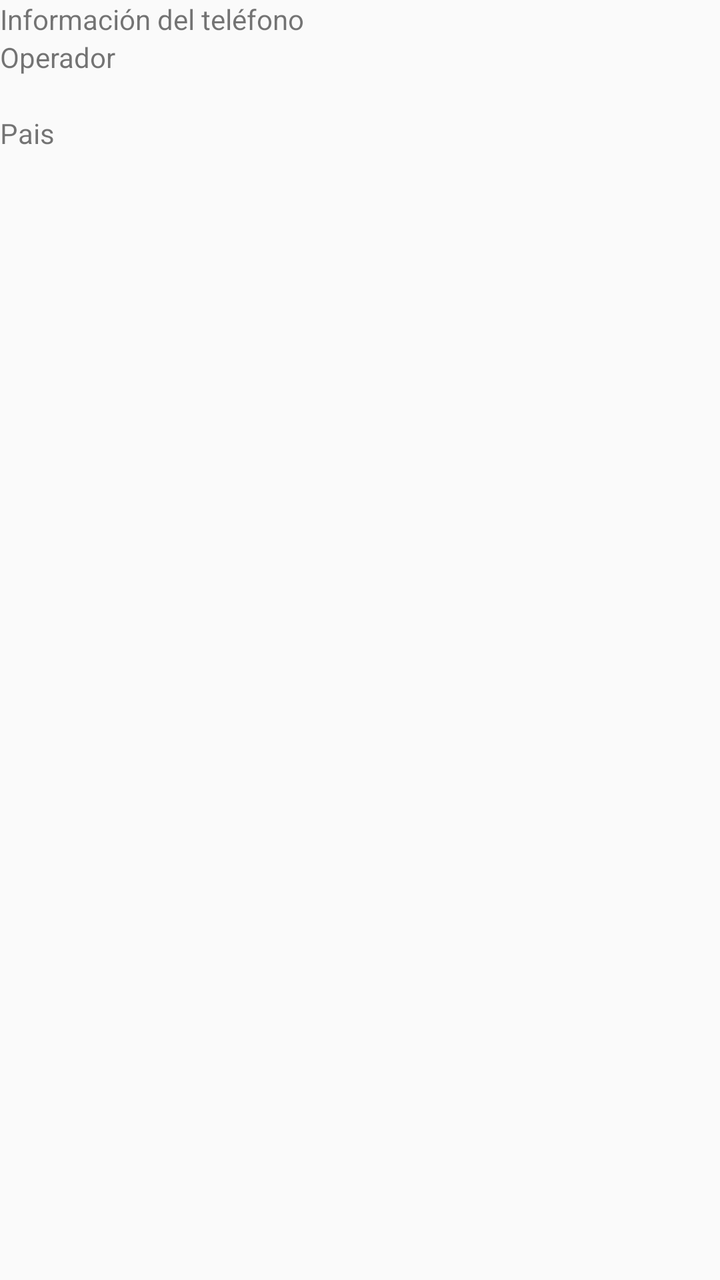
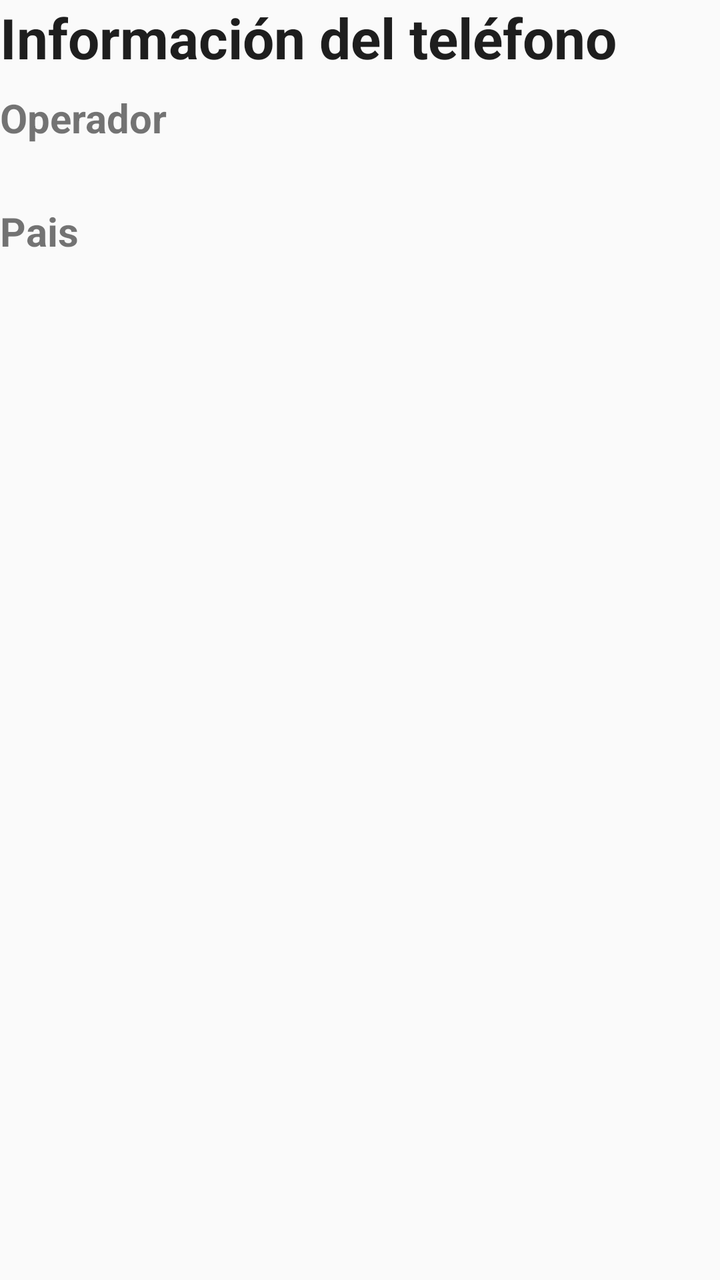

An Android layout rendered at two revisions. The XML below is the earlier revision; the diff shows what the commit changed to produce the second picture.
<!-- AndroidManifest.xml: application theme Theme.SenseApp -->
<!-- res/layout/activity_telephony.xml -->
<?xml version="1.0" encoding="utf-8"?>
<LinearLayout xmlns:android="http://schemas.android.com/apk/res/android"
    xmlns:tools="http://schemas.android.com/tools"
    android:id="@+id/main"
    android:layout_width="match_parent"
    android:layout_height="match_parent"
    android:orientation="vertical"
    tools:context=".TelephonyActivity">

    <TextView
        android:layout_width="match_parent"
        android:layout_height="wrap_content"
        android:text="Información del teléfono" />

    <TextView
        android:layout_width="match_parent"
        android:layout_height="wrap_content"
        android:text="Operador" />

    <TextView
        android:id="@+id/tvOperator"
        android:layout_width="match_parent"
        android:layout_height="wrap_content"
        android:text="" />


    <TextView
        android:layout_width="match_parent"
        android:layout_height="wrap_content"
        android:text="Pais" />

    <TextView
        android:id="@+id/tvCountry"
        android:layout_width="match_parent"
        android:layout_height="wrap_content"
        android:text="" />


</LinearLayout>
<!-- resources referenced by this layout -->
<resources>
  <style name="Theme.SenseApp" parent="Theme.AppCompat.Light.NoActionBar" />
</resources>

<!-- the commit's change to res/layout/activity_telephony.xml (unified diff, before → after) -->
@@ -10,29 +10,40 @@
     <TextView
         android:layout_width="match_parent"
         android:layout_height="wrap_content"
+        android:textColor="#1E1E1E"
+        android:textSize="28sp"
+        android:textStyle="bold"
         android:text="Información del teléfono" />
 
     <TextView
         android:layout_width="match_parent"
         android:layout_height="wrap_content"
+        android:textSize="20sp"
+        android:textStyle="bold"
+        android:layout_marginTop="8dp"
         android:text="Operador" />
 
     <TextView
         android:id="@+id/tvOperator"
         android:layout_width="match_parent"
         android:layout_height="wrap_content"
+        android:textSize="16sp"
         android:text="" />
 
 
     <TextView
         android:layout_width="match_parent"
         android:layout_height="wrap_content"
+        android:textSize="20sp"
+        android:textStyle="bold"
+        android:layout_marginTop="8dp"
         android:text="Pais" />
 
     <TextView
         android:id="@+id/tvCountry"
         android:layout_width="match_parent"
         android:layout_height="wrap_content"
+        android:textSize="16sp"
         android:text="" />
 
 
